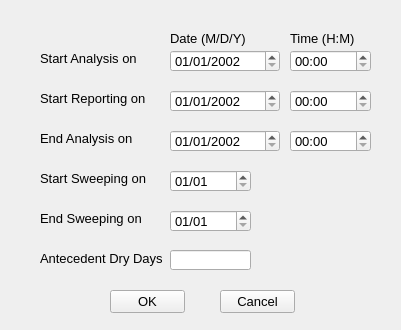
The window that src/ui/SWMM/frmDatesDesigner.ui (USEPA/SWMM-EPANET_User_Interface) describes before a commit, drawn with Qt 5.
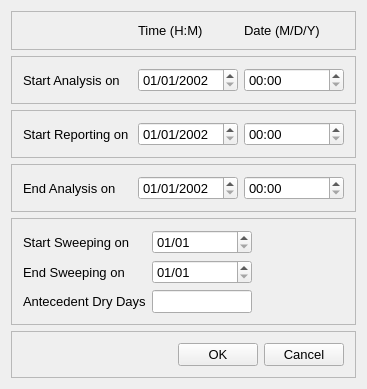
The same window after the commit.

Commit message: reformatted ui forms with better layouts

Diff of the .ui file:
```diff
--- a/src/ui/SWMM/frmDatesDesigner.ui
+++ b/src/ui/SWMM/frmDatesDesigner.ui
@@ -6,8 +6,8 @@
    <rect>
     <x>0</x>
     <y>0</y>
-    <width>401</width>
-    <height>330</height>
+    <width>367</width>
+    <height>352</height>
    </rect>
   </property>
   <property name="font">
@@ -19,280 +19,425 @@
    <string>SWMM Dates Options</string>
   </property>
   <widget class="QWidget" name="centralWidget">
-   <widget class="QPushButton" name="cmdOK">
-    <property name="geometry">
-     <rect>
-      <x>110</x>
-      <y>290</y>
-      <width>75</width>
-      <height>23</height>
-     </rect>
-    </property>
-    <property name="text">
-     <string>OK</string>
-    </property>
-   </widget>
-   <widget class="QPushButton" name="cmdCancel">
-    <property name="geometry">
-     <rect>
-      <x>220</x>
-      <y>290</y>
-      <width>75</width>
-      <height>23</height>
-     </rect>
-    </property>
-    <property name="text">
-     <string>Cancel</string>
-    </property>
-   </widget>
-   <widget class="QLabel" name="lblStart">
-    <property name="geometry">
-     <rect>
-      <x>40</x>
-      <y>50</y>
-      <width>101</width>
-      <height>16</height>
-     </rect>
-    </property>
-    <property name="text">
-     <string>Start Analysis on</string>
-    </property>
-   </widget>
-   <widget class="QLabel" name="lblStartReporting">
-    <property name="geometry">
-     <rect>
-      <x>40</x>
-      <y>90</y>
-      <width>111</width>
-      <height>16</height>
-     </rect>
-    </property>
-    <property name="text">
-     <string>Start Reporting on</string>
-    </property>
-   </widget>
-   <widget class="QLabel" name="lblEnd">
-    <property name="geometry">
-     <rect>
-      <x>40</x>
-      <y>130</y>
-      <width>101</width>
-      <height>16</height>
-     </rect>
-    </property>
-    <property name="text">
-     <string>End Analysis on</string>
-    </property>
-   </widget>
-   <widget class="QLabel" name="lblStartSweeping">
-    <property name="geometry">
-     <rect>
-      <x>40</x>
-      <y>170</y>
-      <width>121</width>
-      <height>16</height>
-     </rect>
-    </property>
-    <property name="text">
-     <string>Start Sweeping on</string>
-    </property>
-   </widget>
-   <widget class="QLabel" name="lblDays">
-    <property name="geometry">
-     <rect>
-      <x>170</x>
-      <y>30</y>
-      <width>101</width>
-      <height>16</height>
-     </rect>
-    </property>
-    <property name="text">
-     <string>Date (M/D/Y)</string>
-    </property>
-   </widget>
-   <widget class="QLabel" name="lblTimes">
-    <property name="geometry">
-     <rect>
-      <x>290</x>
-      <y>30</y>
-      <width>101</width>
-      <height>16</height>
-     </rect>
-    </property>
-    <property name="text">
-     <string>Time (H:M)</string>
-    </property>
-   </widget>
-   <widget class="QTimeEdit" name="tmeStart">
-    <property name="geometry">
-     <rect>
-      <x>290</x>
-      <y>50</y>
-      <width>81</width>
-      <height>22</height>
-     </rect>
-    </property>
-    <property name="showGroupSeparator" stdset="0">
-     <bool>false</bool>
-    </property>
-    <property name="displayFormat">
-     <string>hh:mm</string>
-    </property>
-   </widget>
-   <widget class="QTimeEdit" name="tmeReport">
-    <property name="geometry">
-     <rect>
-      <x>290</x>
-      <y>90</y>
-      <width>81</width>
-      <height>22</height>
-     </rect>
-    </property>
-    <property name="showGroupSeparator" stdset="0">
-     <bool>false</bool>
-    </property>
-    <property name="displayFormat">
-     <string>hh:mm</string>
-    </property>
-   </widget>
-   <widget class="QTimeEdit" name="tmeEnd">
-    <property name="geometry">
-     <rect>
-      <x>290</x>
-      <y>130</y>
-      <width>81</width>
-      <height>22</height>
-     </rect>
-    </property>
-    <property name="showGroupSeparator" stdset="0">
-     <bool>false</bool>
-    </property>
-    <property name="displayFormat">
-     <string>hh:mm</string>
-    </property>
-   </widget>
-   <widget class="QDateEdit" name="dedStart">
-    <property name="geometry">
-     <rect>
-      <x>170</x>
-      <y>50</y>
-      <width>110</width>
-      <height>22</height>
-     </rect>
-    </property>
-    <property name="displayFormat">
-     <string>MM/dd/yyyy</string>
-    </property>
-    <property name="date">
-     <date>
-      <year>2002</year>
-      <month>1</month>
-      <day>1</day>
-     </date>
-    </property>
-   </widget>
-   <widget class="QDateEdit" name="dedStartReport">
-    <property name="geometry">
-     <rect>
-      <x>170</x>
-      <y>90</y>
-      <width>110</width>
-      <height>22</height>
-     </rect>
-    </property>
-    <property name="displayFormat">
-     <string>MM/dd/yyyy</string>
-    </property>
-    <property name="date">
-     <date>
-      <year>2002</year>
-      <month>1</month>
-      <day>1</day>
-     </date>
-    </property>
-   </widget>
-   <widget class="QDateEdit" name="dedEnd">
-    <property name="geometry">
-     <rect>
-      <x>170</x>
-      <y>130</y>
-      <width>110</width>
-      <height>22</height>
-     </rect>
-    </property>
-    <property name="displayFormat">
-     <string>MM/dd/yyyy</string>
-    </property>
-    <property name="date">
-     <date>
-      <year>2002</year>
-      <month>1</month>
-      <day>1</day>
-     </date>
-    </property>
-   </widget>
-   <widget class="QLabel" name="lblEndSweeping">
-    <property name="geometry">
-     <rect>
-      <x>40</x>
-      <y>210</y>
-      <width>121</width>
-      <height>16</height>
-     </rect>
-    </property>
-    <property name="text">
-     <string>End Sweeping on</string>
-    </property>
-   </widget>
-   <widget class="QLabel" name="lblAntecedent">
-    <property name="geometry">
-     <rect>
-      <x>40</x>
-      <y>250</y>
-      <width>141</width>
-      <height>16</height>
-     </rect>
-    </property>
-    <property name="text">
-     <string>Antecedent Dry Days</string>
-    </property>
-   </widget>
-   <widget class="QDateEdit" name="dedSweepStart">
-    <property name="geometry">
-     <rect>
-      <x>170</x>
-      <y>170</y>
-      <width>81</width>
-      <height>22</height>
-     </rect>
-    </property>
-    <property name="displayFormat">
-     <string>MM/dd</string>
-    </property>
-   </widget>
-   <widget class="QDateEdit" name="dedSweepEnd">
-    <property name="geometry">
-     <rect>
-      <x>170</x>
-      <y>210</y>
-      <width>81</width>
-      <height>22</height>
-     </rect>
-    </property>
-    <property name="displayFormat">
-     <string>MM/dd</string>
-    </property>
-   </widget>
-   <widget class="QLineEdit" name="txtAntecedent">
-    <property name="geometry">
-     <rect>
-      <x>170</x>
-      <y>250</y>
-      <width>81</width>
-      <height>20</height>
-     </rect>
-    </property>
-   </widget>
+   <layout class="QVBoxLayout" name="verticalLayout">
+    <item>
+     <widget class="QFrame" name="fraHeader">
+      <property name="frameShape">
+       <enum>QFrame::StyledPanel</enum>
+      </property>
+      <property name="frameShadow">
+       <enum>QFrame::Raised</enum>
+      </property>
+      <layout class="QHBoxLayout" name="horizontalLayout_5">
+       <item>
+        <widget class="QLabel" name="label">
+         <property name="minimumSize">
+          <size>
+           <width>100</width>
+           <height>0</height>
+          </size>
+         </property>
+         <property name="maximumSize">
+          <size>
+           <width>150</width>
+           <height>16777215</height>
+          </size>
+         </property>
+         <property name="text">
+          <string/>
+         </property>
+        </widget>
+       </item>
+       <item>
+        <widget class="QLabel" name="lblTimes">
+         <property name="minimumSize">
+          <size>
+           <width>50</width>
+           <height>0</height>
+          </size>
+         </property>
+         <property name="maximumSize">
+          <size>
+           <width>100</width>
+           <height>16777215</height>
+          </size>
+         </property>
+         <property name="text">
+          <string>Time (H:M)</string>
+         </property>
+        </widget>
+       </item>
+       <item>
+        <widget class="QLabel" name="lblDays">
+         <property name="minimumSize">
+          <size>
+           <width>50</width>
+           <height>0</height>
+          </size>
+         </property>
+         <property name="maximumSize">
+          <size>
+           <width>100</width>
+           <height>16777215</height>
+          </size>
+         </property>
+         <property name="text">
+          <string>Date (M/D/Y)</string>
+         </property>
+        </widget>
+       </item>
+      </layout>
+     </widget>
+    </item>
+    <item>
+     <widget class="QFrame" name="fraAnalysisStart">
+      <property name="frameShape">
+       <enum>QFrame::StyledPanel</enum>
+      </property>
+      <property name="frameShadow">
+       <enum>QFrame::Raised</enum>
+      </property>
+      <layout class="QHBoxLayout" name="horizontalLayout_2">
+       <item>
+        <widget class="QLabel" name="lblStart">
+         <property name="minimumSize">
+          <size>
+           <width>100</width>
+           <height>0</height>
+          </size>
+         </property>
+         <property name="maximumSize">
+          <size>
+           <width>150</width>
+           <height>16777215</height>
+          </size>
+         </property>
+         <property name="text">
+          <string>Start Analysis on</string>
+         </property>
+        </widget>
+       </item>
+       <item>
+        <widget class="QDateEdit" name="dedStart">
+         <property name="maximumSize">
+          <size>
+           <width>100</width>
+           <height>16777215</height>
+          </size>
+         </property>
+         <property name="displayFormat">
+          <string>MM/dd/yyyy</string>
+         </property>
+         <property name="date">
+          <date>
+           <year>2002</year>
+           <month>1</month>
+           <day>1</day>
+          </date>
+         </property>
+        </widget>
+       </item>
+       <item>
+        <widget class="QTimeEdit" name="tmeStart">
+         <property name="minimumSize">
+          <size>
+           <width>50</width>
+           <height>0</height>
+          </size>
+         </property>
+         <property name="maximumSize">
+          <size>
+           <width>100</width>
+           <height>16777215</height>
+          </size>
+         </property>
+         <property name="baseSize">
+          <size>
+           <width>0</width>
+           <height>0</height>
+          </size>
+         </property>
+         <property name="showGroupSeparator" stdset="0">
+          <bool>false</bool>
+         </property>
+         <property name="displayFormat">
+          <string>hh:mm</string>
+         </property>
+        </widget>
+       </item>
+      </layout>
+     </widget>
+    </item>
+    <item>
+     <widget class="QFrame" name="fraReport">
+      <property name="frameShape">
+       <enum>QFrame::StyledPanel</enum>
+      </property>
+      <property name="frameShadow">
+       <enum>QFrame::Raised</enum>
+      </property>
+      <layout class="QHBoxLayout" name="horizontalLayout_3">
+       <item>
+        <widget class="QLabel" name="lblStartReporting">
+         <property name="minimumSize">
+          <size>
+           <width>100</width>
+           <height>0</height>
+          </size>
+         </property>
+         <property name="maximumSize">
+          <size>
+           <width>150</width>
+           <height>16777215</height>
+          </size>
+         </property>
+         <property name="text">
+          <string>Start Reporting on</string>
+         </property>
+        </widget>
+       </item>
+       <item>
+        <widget class="QDateEdit" name="dedStartReport">
+         <property name="maximumSize">
+          <size>
+           <width>100</width>
+           <height>16777215</height>
+          </size>
+         </property>
+         <property name="displayFormat">
+          <string>MM/dd/yyyy</string>
+         </property>
+         <property name="date">
+          <date>
+           <year>2002</year>
+           <month>1</month>
+           <day>1</day>
+          </date>
+         </property>
+        </widget>
+       </item>
+       <item>
+        <widget class="QTimeEdit" name="tmeReport">
+         <property name="minimumSize">
+          <size>
+           <width>50</width>
+           <height>0</height>
+          </size>
+         </property>
+         <property name="maximumSize">
+          <size>
+           <width>100</width>
+           <height>16777215</height>
+          </size>
+         </property>
+         <property name="showGroupSeparator" stdset="0">
+          <bool>false</bool>
+         </property>
+         <property name="displayFormat">
+          <string>hh:mm</string>
+         </property>
+        </widget>
+       </item>
+      </layout>
+     </widget>
+    </item>
+    <item>
+     <widget class="QFrame" name="frame_4">
+      <property name="frameShape">
+       <enum>QFrame::StyledPanel</enum>
+      </property>
+      <property name="frameShadow">
+       <enum>QFrame::Raised</enum>
+      </property>
+      <layout class="QHBoxLayout" name="horizontalLayout_4">
+       <item>
+        <widget class="QLabel" name="lblEnd">
+         <property name="minimumSize">
+          <size>
+           <width>100</width>
+           <height>0</height>
+          </size>
+         </property>
+         <property name="maximumSize">
+          <size>
+           <width>150</width>
+           <height>16777215</height>
+          </size>
+         </property>
+         <property name="text">
+          <string>End Analysis on</string>
+         </property>
+        </widget>
+       </item>
+       <item>
+        <widget class="QDateEdit" name="dedEnd">
+         <property name="maximumSize">
+          <size>
+           <width>100</width>
+           <height>16777215</height>
+          </size>
+         </property>
+         <property name="displayFormat">
+          <string>MM/dd/yyyy</string>
+         </property>
+         <property name="date">
+          <date>
+           <year>2002</year>
+           <month>1</month>
+           <day>1</day>
+          </date>
+         </property>
+        </widget>
+       </item>
+       <item>
+        <widget class="QTimeEdit" name="tmeEnd">
+         <property name="maximumSize">
+          <size>
+           <width>100</width>
+           <height>16777215</height>
+          </size>
+         </property>
+         <property name="showGroupSeparator" stdset="0">
+          <bool>false</bool>
+         </property>
+         <property name="displayFormat">
+          <string>hh:mm</string>
+         </property>
+        </widget>
+       </item>
+      </layout>
+     </widget>
+    </item>
+    <item>
+     <widget class="QFrame" name="fraOther">
+      <property name="frameShape">
+       <enum>QFrame::StyledPanel</enum>
+      </property>
+      <property name="frameShadow">
+       <enum>QFrame::Raised</enum>
+      </property>
+      <layout class="QFormLayout" name="formLayout">
+       <property name="fieldGrowthPolicy">
+        <enum>QFormLayout::AllNonFixedFieldsGrow</enum>
+       </property>
+       <item row="0" column="0">
+        <widget class="QLabel" name="lblStartSweeping">
+         <property name="maximumSize">
+          <size>
+           <width>150</width>
+           <height>16777215</height>
+          </size>
+         </property>
+         <property name="text">
+          <string>Start Sweeping on</string>
+         </property>
+        </widget>
+       </item>
+       <item row="0" column="1">
+        <widget class="QDateEdit" name="dedSweepStart">
+         <property name="maximumSize">
+          <size>
+           <width>100</width>
+           <height>16777215</height>
+          </size>
+         </property>
+         <property name="displayFormat">
+          <string>MM/dd</string>
+         </property>
+        </widget>
+       </item>
+       <item row="1" column="0">
+        <widget class="QLabel" name="lblEndSweeping">
+         <property name="maximumSize">
+          <size>
+           <width>150</width>
+           <height>16777215</height>
+          </size>
+         </property>
+         <property name="text">
+          <string>End Sweeping on</string>
+         </property>
+        </widget>
+       </item>
+       <item row="1" column="1">
+        <widget class="QDateEdit" name="dedSweepEnd">
+         <property name="maximumSize">
+          <size>
+           <width>100</width>
+           <height>16777215</height>
+          </size>
+         </property>
+         <property name="displayFormat">
+          <string>MM/dd</string>
+         </property>
+        </widget>
+       </item>
+       <item row="2" column="0">
+        <widget class="QLabel" name="lblAntecedent">
+         <property name="maximumSize">
+          <size>
+           <width>180</width>
+           <height>16777215</height>
+          </size>
+         </property>
+         <property name="text">
+          <string>Antecedent Dry Days</string>
+         </property>
+        </widget>
+       </item>
+       <item row="2" column="1">
+        <widget class="QLineEdit" name="txtAntecedent">
+         <property name="maximumSize">
+          <size>
+           <width>100</width>
+           <height>16777215</height>
+          </size>
+         </property>
+        </widget>
+       </item>
+      </layout>
+     </widget>
+    </item>
+    <item>
+     <widget class="QFrame" name="fraButtons">
+      <property name="frameShape">
+       <enum>QFrame::StyledPanel</enum>
+      </property>
+      <property name="frameShadow">
+       <enum>QFrame::Raised</enum>
+      </property>
+      <layout class="QHBoxLayout" name="horizontalLayout">
+       <item>
+        <spacer name="horizontalSpacer">
+         <property name="orientation">
+          <enum>Qt::Horizontal</enum>
+         </property>
+         <property name="sizeHint" stdset="0">
+          <size>
+           <width>164</width>
+           <height>20</height>
+          </size>
+         </property>
+        </spacer>
+       </item>
+       <item>
+        <widget class="QPushButton" name="cmdOK">
+         <property name="text">
+          <string>OK</string>
+         </property>
+        </widget>
+       </item>
+       <item>
+        <widget class="QPushButton" name="cmdCancel">
+         <property name="text">
+          <string>Cancel</string>
+         </property>
+        </widget>
+       </item>
+      </layout>
+     </widget>
+    </item>
+   </layout>
   </widget>
  </widget>
  <layoutdefault spacing="6" margin="11"/>
```
The commit also changes 7 other files.
